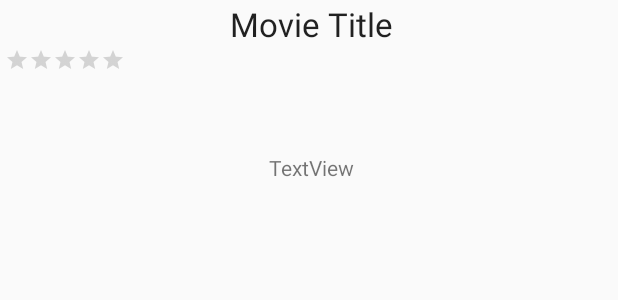
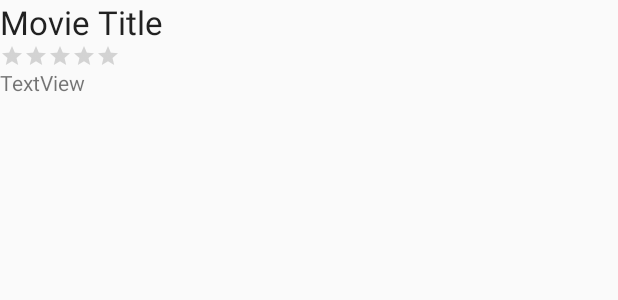
Before and after one commit to brianadouglas/Flixster, an Android app: the layout activity_movie_details.xml on its own in the app's theme, with its tools: preview values and no code run, on a phone screen of 412 x 824 dp. Shown: the top 300 px of the screen. Run offline under Robolectric (Android 15) with nearby library versions, the phone set to English and light mode, and no system bars.

Commit message:
06-28-2019 Submission.

```diff
--- a/app/src/main/java/com/example/flixster/MovieAdapter.java
+++ b/app/src/main/java/com/example/flixster/MovieAdapter.java
@@ -105,14 +105,18 @@ public class MovieAdapter extends RecyclerView.Adapter<MovieAdapter.ViewHolder>{
         // create the field - track view objects (The things in the layout)
         // caching references to these so that they can be filled with different data
         // as the user scrolls through the list
+
         ImageView ivPosterImage;
         ImageView ivBackdropImage;
         TextView tvTitle;
         TextView tvOverview;
 
 
+
         public ViewHolder(@NonNull View itemView) {
             super(itemView);
+
+            // look up objects by id
 
             // look up objects by id
             ivPosterImage =  (ImageView) itemView.findViewById(R.id.ivPosterImage);
--- a/app/src/main/java/com/example/flixster/MovieDetailsActivity.java
+++ b/app/src/main/java/com/example/flixster/MovieDetailsActivity.java
@@ -42,4 +42,7 @@ public class MovieDetailsActivity extends AppCompatActivity {
         rbVoteAverage.setRating(voteAverage = voteAverage > 0 ? voteAverage / 2.0f : voteAverage);
 
     }
+
+    // to get the genre of the movie
+
 }
--- a/app/src/main/java/com/example/flixster/MoviesListActivity.java
+++ b/app/src/main/java/com/example/flixster/MoviesListActivity.java
@@ -95,6 +95,9 @@ public class MoviesListActivity extends AppCompatActivity {
                 try {
                     JSONArray results = response.getJSONArray("results");
                     // iterate through result set and create Movie objects
+
+                    // TODO - allow for the genres to be displayed on click
+
                     for (int i = 0; i < results.length(); i++) {
                         Movie movie = new Movie(results.getJSONObject(i));
                         movies.add(movie);
@@ -114,6 +117,7 @@ public class MoviesListActivity extends AppCompatActivity {
             }
         });
     }
+
 
 
     //access the configuration endpoint - gets the configuration from the API
--- a/app/src/main/res/layout/activity_movie_details.xml
+++ b/app/src/main/res/layout/activity_movie_details.xml
@@ -1,44 +1,42 @@
 <?xml version="1.0" encoding="utf-8"?>
-<androidx.constraintlayout.widget.ConstraintLayout xmlns:android="http://schemas.android.com/apk/res/android"
+<RelativeLayout xmlns:android="http://schemas.android.com/apk/res/android"
     xmlns:app="http://schemas.android.com/apk/res-auto"
     xmlns:tools="http://schemas.android.com/tools"
     android:layout_width="match_parent"
     android:layout_height="match_parent"
-    tools:context=".MovieDetailsActivity">
+    tools:context="com.example.flixster.MovieDetailsActivity">
 
     <TextView
         android:id="@+id/tvTitle"
         android:layout_width="wrap_content"
         android:layout_height="wrap_content"
-        android:layout_marginStart="3dp"
-        android:layout_marginTop="1dp"
+        android:layout_alignParentLeft="true"
+        android:layout_alignParentStart="true"
+        android:layout_alignParentTop="true"
         android:text="Movie Title"
-        android:textAppearance="@style/TextAppearance.AppCompat.Large"
-        app:layout_constraintEnd_toEndOf="parent"
-        app:layout_constraintStart_toStartOf="parent"
-        app:layout_constraintTop_toTopOf="parent" />
+        android:textAppearance="@android:style/TextAppearance.Large"
+        android:layout_alignParentRight="true"
+        android:layout_alignParentEnd="true" />
+
+    <TextView
+        android:id="@+id/tvOverview"
+        android:layout_width="wrap_content"
+        android:layout_height="wrap_content"
+        android:text="TextView"
+        android:layout_below="@+id/rbVoteAverage"
+        android:layout_alignParentLeft="true"
+        android:layout_alignParentStart="true"
+        android:layout_alignParentRight="true"
+        android:layout_alignParentEnd="true" />
 
     <RatingBar
         android:id="@+id/rbVoteAverage"
         style="@style/Widget.AppCompat.RatingBar.Small"
         android:layout_width="wrap_content"
         android:layout_height="wrap_content"
-        android:layout_marginStart="3dp"
-        android:layout_marginTop="1dp"
+        android:layout_alignParentLeft="true"
+        android:layout_alignParentStart="true"
+        android:layout_below="@+id/tvTitle"
         android:numStars="5"
-        android:stepSize="0.5"
-        app:layout_constraintStart_toStartOf="parent"
-        app:layout_constraintTop_toBottomOf="@+id/tvTitle" />
-
-    <TextView
-        android:id="@+id/tvOverview"
-        android:layout_width="wrap_content"
-        android:layout_height="wrap_content"
-        android:layout_marginStart="3dp"
-        android:layout_marginBottom="649dp"
-        android:text="TextView"
-        app:layout_constraintBottom_toBottomOf="parent"
-        app:layout_constraintEnd_toEndOf="parent"
-        app:layout_constraintStart_toStartOf="parent"
-        app:layout_constraintTop_toBottomOf="@+id/rbVoteAverage" />
-</androidx.constraintlayout.widget.ConstraintLayout>
+        android:stepSize="0.5" />
+</RelativeLayout>
```
